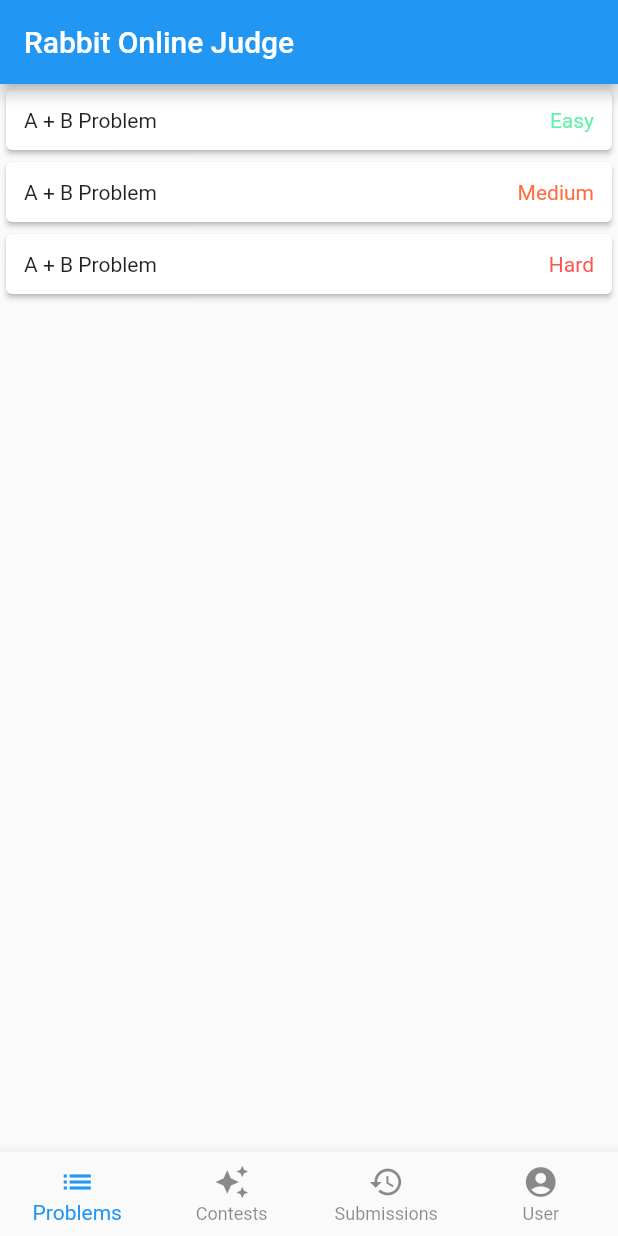
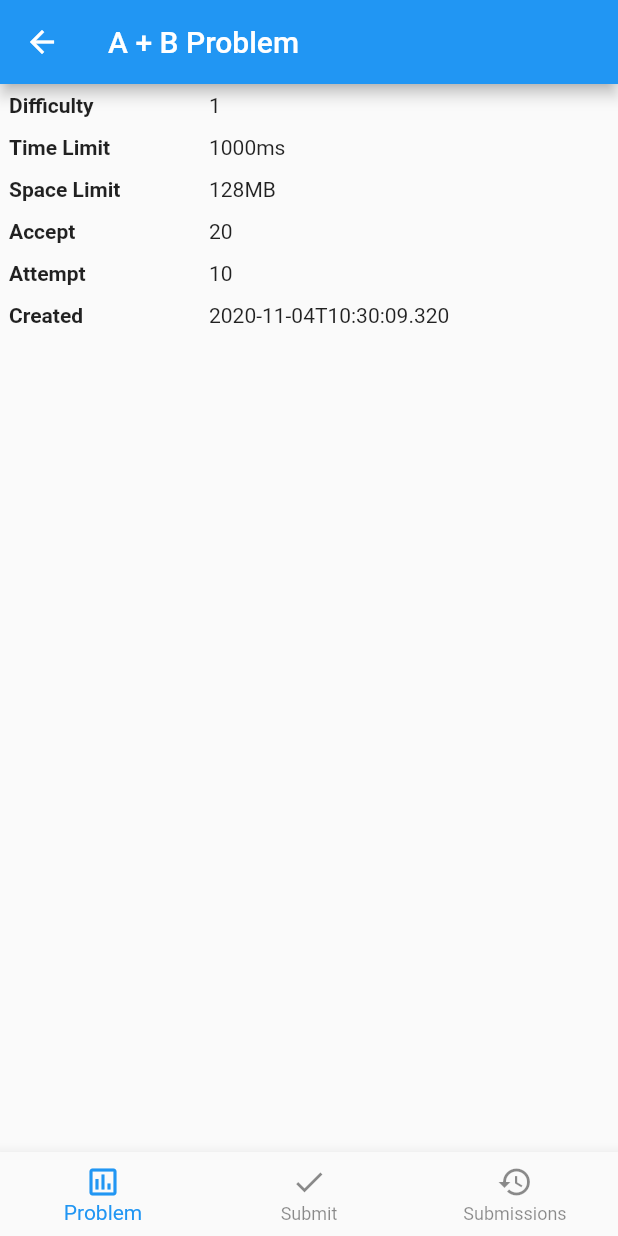
Before and after one commit to Rabbit-OJ/Rabbit-OJ-Mobile, a Flutter app: the screen it shows after launch, after a tap on "A + B Problem", on a phone screen of 412 x 824 dp. Run offline on Flutter 3.47's test engine with Material 2 defaults, Android fonts, the phone set to English and light mode, and no system bars.

Commit message:
feat: details

```diff
--- /dev/null
+++ b/lib/components/display_list.dart
@@ -0,0 +1,49 @@
+import 'package:flutter/cupertino.dart';
+
+class Display {
+  String key;
+  String value;
+
+  Display(this.key, this.value);
+}
+
+class DisplayListComponent extends StatelessWidget {
+  const DisplayListComponent({
+    Key key,
+    this.display = const <Display>[],
+  }) : super(key: key);
+
+  final List<Display> display;
+
+  Widget _listBuilder(BuildContext ctx, int index) {
+    if (index >= display.length) return null;
+
+    Display item = display[index];
+    return Padding(
+      padding: EdgeInsets.all(6),
+      child: Flex(
+        direction: Axis.horizontal,
+        children: [
+          Expanded(
+            child: Text(
+              item.key,
+              style: TextStyle(fontWeight: FontWeight.bold),
+            ),
+            flex: 1,
+          ),
+          Expanded(
+            child: Text(item.value),
+            flex: 2,
+          ),
+        ],
+      ),
+    );
+  }
+
+  @override
+  Widget build(BuildContext ctx) {
+    return ListView.builder(
+      itemBuilder: _listBuilder,
+    );
+  }
+}
--- a/lib/main.dart
+++ b/lib/main.dart
@@ -29,7 +29,12 @@ class MainPage extends StatefulWidget {
 class _MainPageState extends State<MainPage> {
   int _selectedIndex = 0;
   List<Widget> _pages = List();
-  List<String> _titles = ["Rabbit Online Judge", "Contests", "Submissions", "User"];
+  List<String> _titles = [
+    "Rabbit Online Judge",
+    "Contests",
+    "Submissions",
+    "User"
+  ];
 
   void _handleItemTapped(int index) {
     setState(() {
@@ -40,7 +45,8 @@ class _MainPageState extends State<MainPage> {
   @override
   void initState() {
     super.initState();
-    _pages..add(ProblemsView())
+    _pages
+      ..add(ProblemsView())
       ..add(ContestsView())
       ..add(SubmissionsView())
       ..add(UserView());
@@ -55,29 +61,19 @@ class _MainPageState extends State<MainPage> {
       body: _pages[_selectedIndex],
       bottomNavigationBar: BottomNavigationBar(
           items: <BottomNavigationBarItem>[
+            BottomNavigationBarItem(icon: Icon(Icons.list), label: "Problems"),
             BottomNavigationBarItem(
-                icon: Icon(Icons.list),
-                label: "Problems"
-            ),
+                icon: Icon(Icons.auto_awesome), label: "Contests"),
             BottomNavigationBarItem(
-                icon: Icon(Icons.auto_awesome),
-                label: "Contests"
-            ),
+                icon: Icon(Icons.history), label: "Submissions"),
             BottomNavigationBarItem(
-                icon: Icon(Icons.history),
-                label: "Submissions"
-            ),
-            BottomNavigationBarItem(
-                icon: Icon(Icons.account_circle_rounded),
-                label: "User"
-            ),
+                icon: Icon(Icons.account_circle_rounded), label: "User"),
           ],
           currentIndex: _selectedIndex,
           selectedItemColor: Colors.blue,
           unselectedItemColor: Colors.black45,
           type: BottomNavigationBarType.fixed,
-          onTap: _handleItemTapped
-      ),
+          onTap: _handleItemTapped),
     );
   }
 }
--- /dev/null
+++ b/lib/models/problem_detail.dart
@@ -0,0 +1,39 @@
+class Sample {
+  String input;
+  String output;
+
+  Sample(this.input, this.output);
+
+  Sample.demo() : this("1 2", "3");
+}
+
+class ProblemDetail {
+  int tid;
+  String subject;
+  String content;
+  int attempt;
+  int accept;
+  int difficulty;
+  int timeLimit;
+  int spaceLimit;
+  DateTime createdAt;
+  bool hide;
+  List<Sample> sample;
+
+  ProblemDetail(
+      this.tid,
+      this.subject,
+      this.content,
+      this.attempt,
+      this.accept,
+      this.difficulty,
+      this.timeLimit,
+      this.spaceLimit,
+      this.createdAt,
+      this.hide,
+      this.sample);
+
+  ProblemDetail.demo(String subject, String content)
+      : this(1, subject, content, 10, 20, 1, 1000, 128, DateTime.now(), false,
+            <Sample>[Sample.demo()]);
+}
--- a/lib/models/submission.dart
+++ b/lib/models/submission.dart
@@ -15,3 +15,33 @@ class SubmissionLite {
   SubmissionLite.demo(int sid, String status)
       : this(sid, 1, 1, "A + B Problem", status, "cpp", 1, 1, DateTime.now());
 }
+
+class JudgeResult {
+  String judge;
+  int timeUsed;
+  int spaceUsed;
+
+  JudgeResult(this.judge, this.timeUsed, this.spaceUsed);
+
+  JudgeResult.demo() : this("AC", 1, 1);
+}
+
+class Submission {
+  int sid;
+  int uid;
+  int tid;
+  String questionTitle;
+  String judgeStatus;
+  String language;
+  int timeUsed;
+  int spaceUsed;
+  DateTime createdAt;
+  List<JudgeResult> judge;
+
+  Submission(this.sid, this.uid, this.tid, this.questionTitle, this.judgeStatus,
+      this.language, this.timeUsed, this.spaceUsed, this.createdAt, this.judge);
+
+  Submission.demo(String status)
+      : this(1, 1, 1, "A + B Problem", status, "cpp17", 1, 1, DateTime.now(),
+            [JudgeResult.demo()]);
+}
--- /dev/null
+++ b/lib/views/problem_detail.dart
@@ -0,0 +1,52 @@
+import 'package:flutter/cupertino.dart';
+import 'package:flutter/material.dart';
+import 'package:rabbit_oj_mobile/components/display_list.dart';
+import 'package:rabbit_oj_mobile/models/problem_detail.dart';
+
+class ProblemDetailView extends StatefulWidget {
+  @override
+  _ProblemDetailViewState createState() => _ProblemDetailViewState();
+}
+
+class _ProblemDetailViewState extends State<ProblemDetailView> {
+  ProblemDetail problemDetail =
+      ProblemDetail.demo("A + B Problem", "Output the number of A + B");
+  int _selectedIndex = 0;
+
+  void _handleItemTapped(int index) {
+    setState(() {
+      _selectedIndex = index;
+    });
+  }
+
+  @override
+  Widget build(BuildContext ctx) {
+    List<Display> problemDisplayList = [
+      Display("Difficulty", problemDetail.difficulty.toString()),
+      Display("Time Limit", problemDetail.timeLimit.toString() + "ms"),
+      Display("Space Limit", problemDetail.spaceLimit.toString() + "MB"),
+      Display("Accept", problemDetail.accept.toString()),
+      Display("Attempt", problemDetail.attempt.toString()),
+      Display("Created", problemDetail.createdAt.toIso8601String()),
+    ];
+
+    return Scaffold(
+        appBar: AppBar(
+          title: Text(problemDetail.subject),
+        ),
+        body: DisplayListComponent(display: problemDisplayList),
+        bottomNavigationBar: BottomNavigationBar(
+            items: <BottomNavigationBarItem>[
+              BottomNavigationBarItem(
+                  icon: Icon(Icons.assessment_outlined), label: "Problem"),
+              BottomNavigationBarItem(icon: Icon(Icons.check), label: "Submit"),
+              BottomNavigationBarItem(
+                  icon: Icon(Icons.history), label: "Submissions"),
+            ],
+            currentIndex: _selectedIndex,
+            selectedItemColor: Colors.blue,
+            unselectedItemColor: Colors.black45,
+            type: BottomNavigationBarType.fixed,
+            onTap: _handleItemTapped));
+  }
+}
--- a/lib/views/problems.dart
+++ b/lib/views/problems.dart
@@ -2,6 +2,7 @@ import 'package:flutter/cupertino.dart';
 import 'package:flutter/foundation.dart';
 import 'package:flutter/material.dart';
 import 'package:rabbit_oj_mobile/models/problem_item.dart';
+import 'package:rabbit_oj_mobile/views/problem_detail.dart';
 
 class ProblemsView extends StatefulWidget {
   @override
@@ -46,8 +47,13 @@ class _ProblemViewState extends State<ProblemsView> {
             shape: RoundedRectangleBorder(
                 borderRadius: BorderRadius.circular(4.0)),
             child: InkWell(
-                onTap:
-                    defaultTargetPlatform == TargetPlatform.iOS ? null : () {},
+                onTap: () {
+                  Navigator.push(
+                      ctx,
+                      CupertinoPageRoute(
+                          title: "Problem Details",
+                          builder: (context) => ProblemDetailView()));
+                },
                 child: Padding(
                     padding: EdgeInsets.all(12.0),
                     child: Row(
--- /dev/null
+++ b/lib/views/submission_detail.dart
@@ -0,0 +1,21 @@
+import 'package:flutter/cupertino.dart';
+import 'package:flutter/material.dart';
+import 'package:rabbit_oj_mobile/models/submission.dart';
+
+class SubmissionDetailView extends StatefulWidget {
+  @override
+  _SubmissionDetailViewState createState() => _SubmissionDetailViewState();
+}
+
+class _SubmissionDetailViewState extends State<SubmissionDetailView> {
+  Submission submission = Submission.demo("AC");
+
+  @override
+  Widget build(BuildContext ctx) {
+    return Scaffold(
+        appBar: AppBar(
+          title: Text("Submission Details"),
+        ),
+        body: Text("TBD"));
+  }
+}
```
Also changed, not shown: 8 other files.
